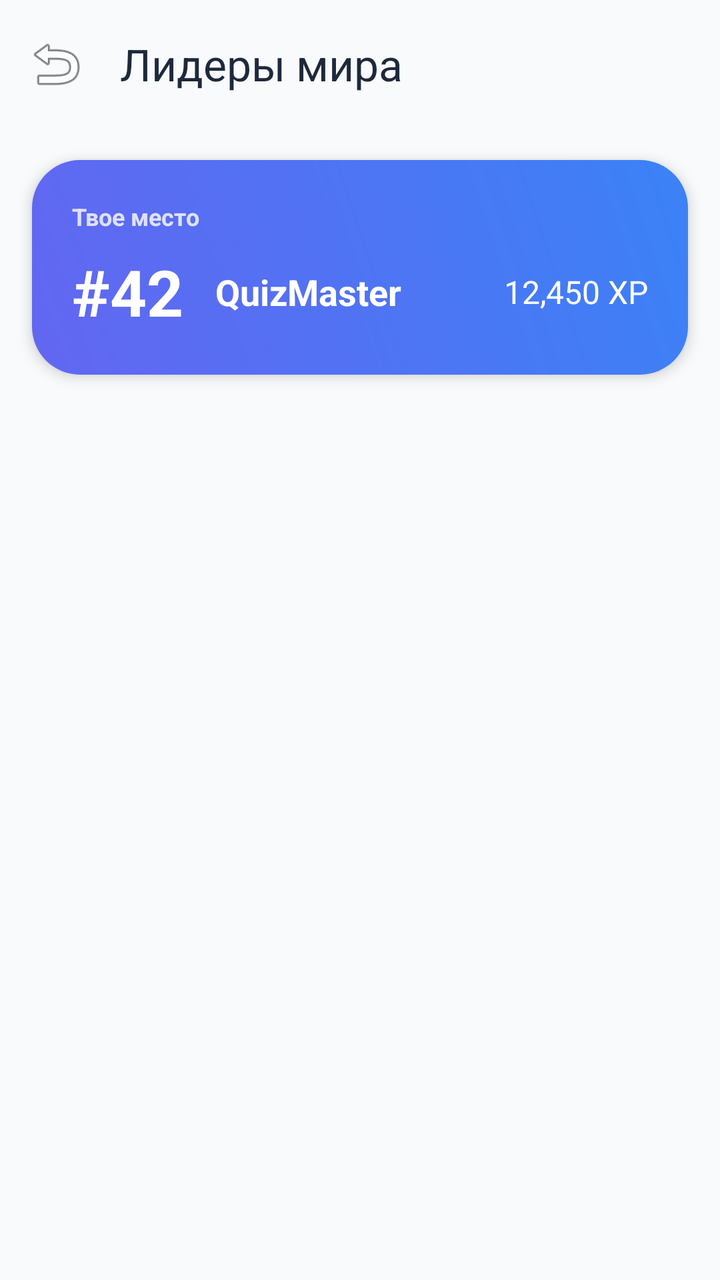
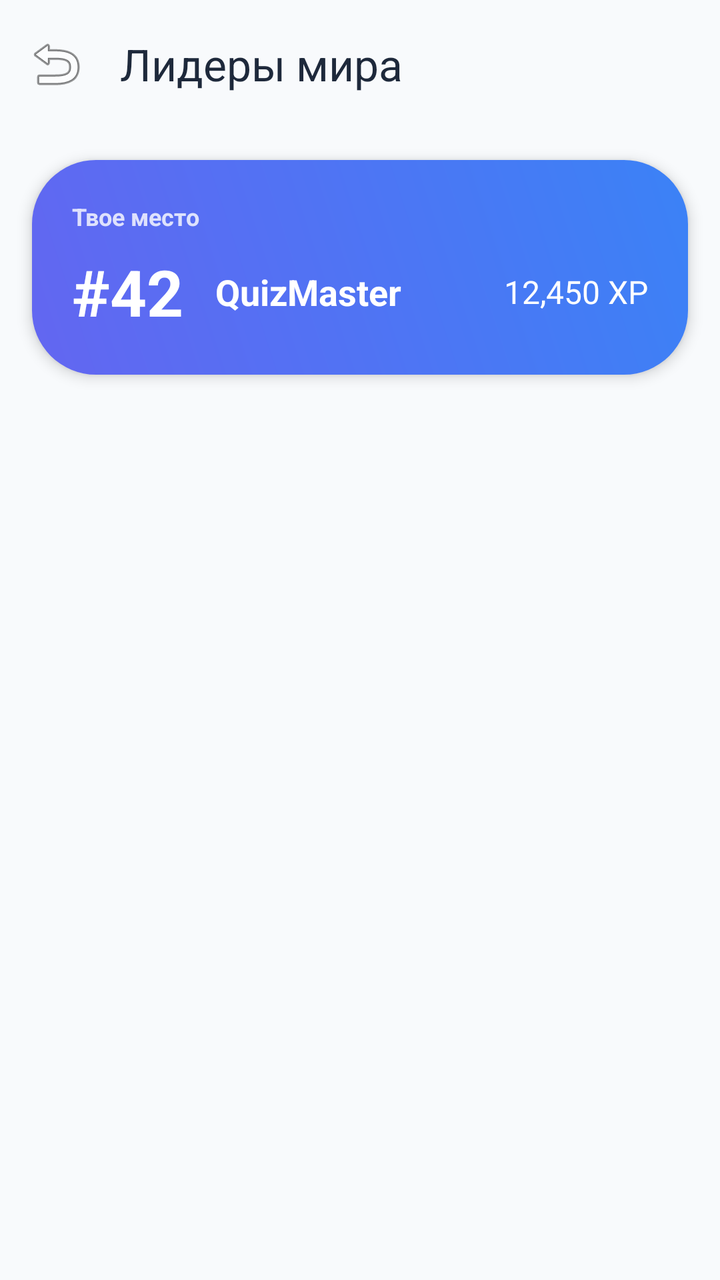

Compare the two renders of this Android layout. The source of the first and the diff that turns it into the second are given below.
<!-- AndroidManifest.xml: application theme Theme.Quiz -->
<!-- res/layout/activity_leaderboard.xml -->
<?xml version="1.0" encoding="utf-8"?>
<LinearLayout xmlns:android="http://schemas.android.com/apk/res/android"
    xmlns:app="http://schemas.android.com/apk/res-auto"
    android:layout_width="match_parent"
    android:layout_height="match_parent"
    android:orientation="vertical"
    android:background="@color/gray_bg">

    <com.google.android.material.appbar.MaterialToolbar
        android:id="@+id/toolbar"
        android:layout_width="match_parent"
        android:layout_height="?attr/actionBarSize"
        app:navigationIcon="@android:drawable/ic_menu_revert"
        app:title="Лидеры мира"
        app:titleTextColor="@color/border_dark" />

    <com.google.android.material.card.MaterialCardView
        android:layout_width="match_parent"
        android:layout_height="wrap_content"
        android:layout_margin="16dp"
        app:cardCornerRadius="24dp"
        app:cardElevation="4dp"
        app:strokeWidth="0dp">

        <LinearLayout
            android:layout_width="match_parent"
            android:layout_height="wrap_content"
            android:orientation="vertical"
            android:padding="20dp"
            android:background="@drawable/bg_gradient_daily">

            <TextView
                android:layout_width="wrap_content"
                android:layout_height="wrap_content"
                android:text="Твое место"
                android:textColor="#CCFFFFFF"
                android:textSize="12sp"
                android:textStyle="bold" />

            <RelativeLayout
                android:layout_width="match_parent"
                android:layout_height="wrap_content"
                android:layout_marginTop="8dp">

                <TextView
                    android:id="@+id/tvUserRank"
                    android:layout_width="wrap_content"
                    android:layout_height="wrap_content"
                    android:text="#42"
                    android:textColor="#FFFFFF"
                    android:textSize="32sp"
                    android:textStyle="bold" />

                <TextView
                    android:id="@+id/tvUserName"
                    android:layout_width="wrap_content"
                    android:layout_height="wrap_content"
                    android:layout_toEndOf="@id/tvUserRank"
                    android:layout_marginStart="16dp"
                    android:layout_centerVertical="true"
                    android:text="QuizMaster"
                    android:textColor="#FFFFFF"
                    android:textSize="18sp"
                    android:textStyle="bold" />

                <TextView
                    android:id="@+id/tvUserScore"
                    android:layout_width="wrap_content"
                    android:layout_height="wrap_content"
                    android:layout_alignParentEnd="true"
                    android:layout_centerVertical="true"
                    android:text="12,450 XP"
                    android:textColor="#FFFFFF"
                    android:textSize="16sp" />
            </RelativeLayout>
        </LinearLayout>
    </com.google.android.material.card.MaterialCardView>

    <androidx.recyclerview.widget.RecyclerView
        android:id="@+id/rvLeaderboard"
        android:layout_width="match_parent"
        android:layout_height="match_parent"
        android:clipToPadding="false"
        android:padding="8dp" />

</LinearLayout>
<!-- resources referenced by this layout -->
<resources>
  <color name="border_dark">#1E293B</color>
  <color name="gray_bg">#F8FAFC</color>
  <!-- drawable bg_gradient_daily (drawable) -->
  <?xml version="1.0" encoding="utf-8"?>
  <shape xmlns:android="http://schemas.android.com/apk/res/android">
      <gradient
          android:startColor="#6366F1"
          android:endColor="#3B82F6"
          android:angle="45" />
      <corners android:radius="20dp" />
  </shape>
  <style name="Theme.Quiz" parent="Base.Theme.Quiz" />
  <style name="Base.Theme.Quiz" parent="Theme.Material3.Light.NoActionBar">
          
          
      </style>
</resources>

<!-- the commit's change to res/layout/activity_leaderboard.xml (unified diff, before → after) -->
@@ -18,7 +18,7 @@
         android:layout_width="match_parent"
         android:layout_height="wrap_content"
         android:layout_margin="16dp"
-        app:cardCornerRadius="24dp"
+        app:cardCornerRadius="32dp"
         app:cardElevation="4dp"
         app:strokeWidth="0dp">
 
